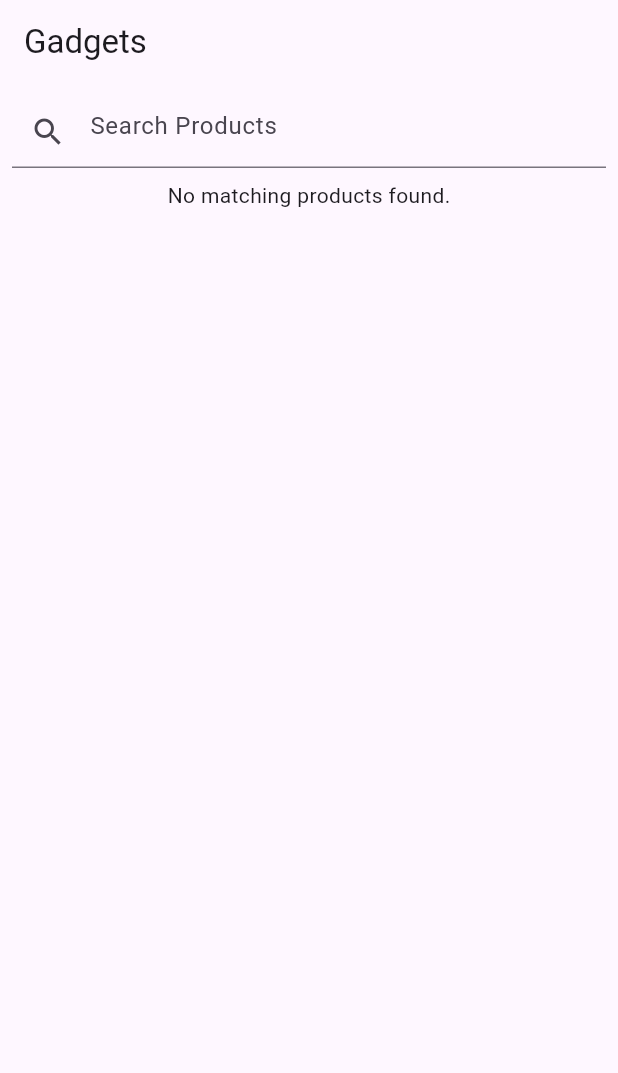
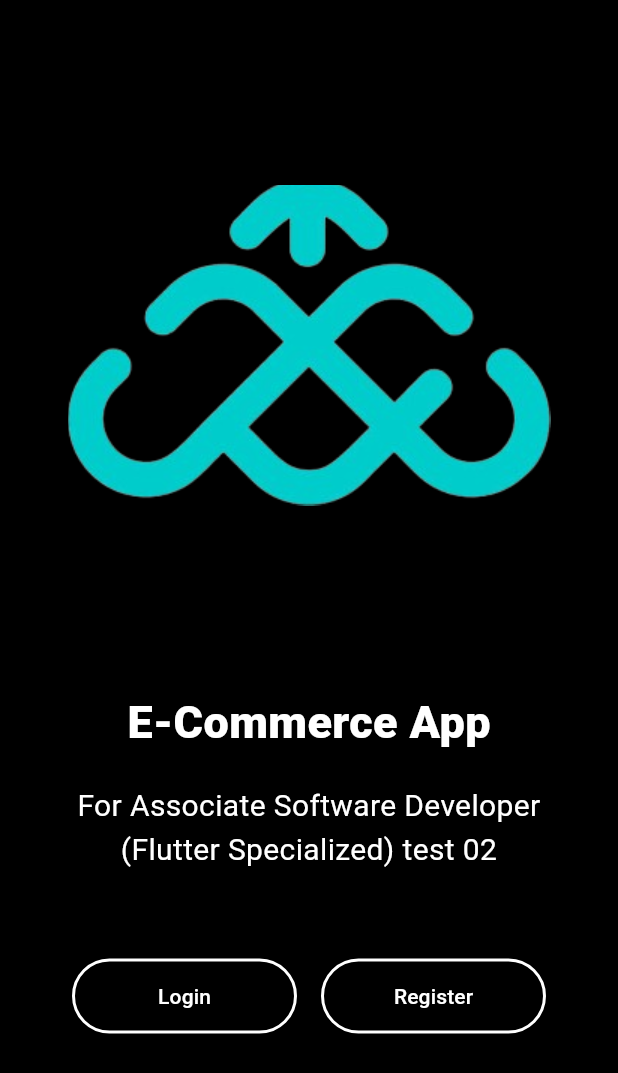
Before and after one commit to Avishkasj/Axcertro-_assignment_avishka, a Flutter app: the screen it shows after launch, on a phone screen of 412 x 824 dp. Shown: the top 1073 px of the screen. Run offline on Flutter 3.47's test engine with Material 3 defaults, Android fonts, the light colour scheme and no system bars.

Commit message:
welcome screen

```diff
--- a/Axcertro_task/lib/ShoppingCartPage.dart
+++ b/Axcertro_task/lib/ShoppingCartPage.dart
@@ -1,6 +1,6 @@
 import 'package:flutter/material.dart';
 import 'package:provider/provider.dart';
-import 'ShoppingCart.dart';
+import 'Provider/ShoppingCart_state.dart';
 import '../models/product.dart';
 
 class ShoppingCartPage extends StatelessWidget {
--- a/Axcertro_task/lib/Welcome.dart
+++ b/Axcertro_task/lib/Welcome.dart
@@ -1,19 +1,114 @@
-import 'package:flutter/cupertino.dart';
+
 import 'package:flutter/material.dart';
+import 'HomePage.dart';
 
-class Welcome extends StatefulWidget {
-  const Welcome({Key? key}) : super(key: key);
+class welcome extends StatefulWidget {
+  const welcome({Key? key}) : super(key: key);
 
   @override
-  State<Welcome> createState() => _WelcomeState();
+  State<welcome> createState() => _welcomeState();
 }
 
-class _WelcomeState extends State<Welcome> {
+class _welcomeState extends State<welcome> {
   @override
   Widget build(BuildContext context) {
     return Scaffold(
-      appBar: AppBar(title:Text('E- Commerce App')),
-      body: Column(
+      backgroundColor: Colors.black,
+      body: SafeArea(
+        child: Container(
+          child: Column(
+            children: [
+              Padding(
+                padding: const EdgeInsets.all(30.0),
+                child: Image(
+                  image: AssetImage(
+                    'lib/assets/logo2.png',
+                  ),
+                  height: 400,
+                ),
+              ),
+
+              Text(
+                "E-Commerce App",
+                style: TextStyle(
+                  fontSize: 30,
+                  fontWeight: FontWeight.w800,
+                  color: Colors.white,
+                ),
+              ),
+              Padding(
+                padding: const EdgeInsets.all(20.0),
+                child: Text(
+                  "For Associate Software Developer (Flutter Specialized) test 02",
+                  textAlign: TextAlign.center,
+                  style: TextStyle(
+                    fontSize: 20,
+                    color: Colors.white,
+                  ),
+                ),
+              ),
+
+
+
+              Padding(
+                padding: const EdgeInsets.only(top: 30),
+                child: Container(
+                  child: Row(
+                    mainAxisAlignment: MainAxisAlignment.center,
+                    children: [
+                      Padding(
+                        padding: const EdgeInsets.all(8.0),
+                        child: OutlinedButton(
+                          child: Text(
+                            "Login",
+                            style: TextStyle(
+                              color: Colors.white,
+
+                            ),
+                          ),
+                          style: OutlinedButton.styleFrom(
+                            side: BorderSide(
+                              width: 2.0, // set the border weight to 2.0
+                              color: Colors.white,
+                            ),
+                            fixedSize: Size(150, 50),
+                          ),
+                          onPressed: () {
+                            Navigator.push(context,
+                                MaterialPageRoute(builder: (context) => HomePage()));
+                          },
+                        ),
+                      ),
+
+                      Padding(
+                        padding: const EdgeInsets.all(8.0),
+                        child: OutlinedButton(
+                          child: Text(
+                            "Register",
+                            style: TextStyle(
+                              color: Colors.white,
+                            ),
+                          ),
+                          style: OutlinedButton.styleFrom(
+                            side: BorderSide(
+                              width: 2.0, // set the border weight to 2.0
+                              color: Colors.white,
+                            ),
+                            fixedSize: Size(150, 50),
+                          ),
+                          onPressed: () {
+                            Navigator.push(context,
+                                MaterialPageRoute(builder: (context) => HomePage()));
+                          },
+                        ),
+                      ),
+                    ],
+                  ),
+                ),
+              )
+            ],
+          ),
+        ),
       ),
     );
   }
--- a/Axcertro_task/lib/main.dart
+++ b/Axcertro_task/lib/main.dart
@@ -1,6 +1,6 @@
 import 'package:flutter/material.dart';
 import 'package:provider/provider.dart';
-
+import 'Welcome.dart';
 import 'HomePage.dart';
 import 'Provider/Product_state.dart';
 import 'Provider/ShoppingCart_state.dart';
@@ -23,7 +23,7 @@ class MyApp extends StatelessWidget {
         theme: ThemeData(
           primarySwatch: Colors.blue,
         ),
-        home: HomePage(),
+        home: welcome(),
       ),
     );
   }
--- a/Axcertro_task/pubspec.yaml
+++ b/Axcertro_task/pubspec.yaml
@@ -62,7 +62,7 @@ flutter:
 
   # To add assets to your application, add an assets section, like this:
   assets:
-    - lib/assets/data.json
+    - lib/assets/logo2.png
 
 
   # An image asset can refer to one or more resolution-specific "variants", see
```
Also changed, not shown: Axcertro_task/lib/HomePage.dart (+15 -0 lines), Axcertro_task/lib/ProductDetailPage.dart (+14 -8 lines), Axcertro_task/lib/assets/logo.png (added), Axcertro_task/lib/assets/logo2.png (added).
